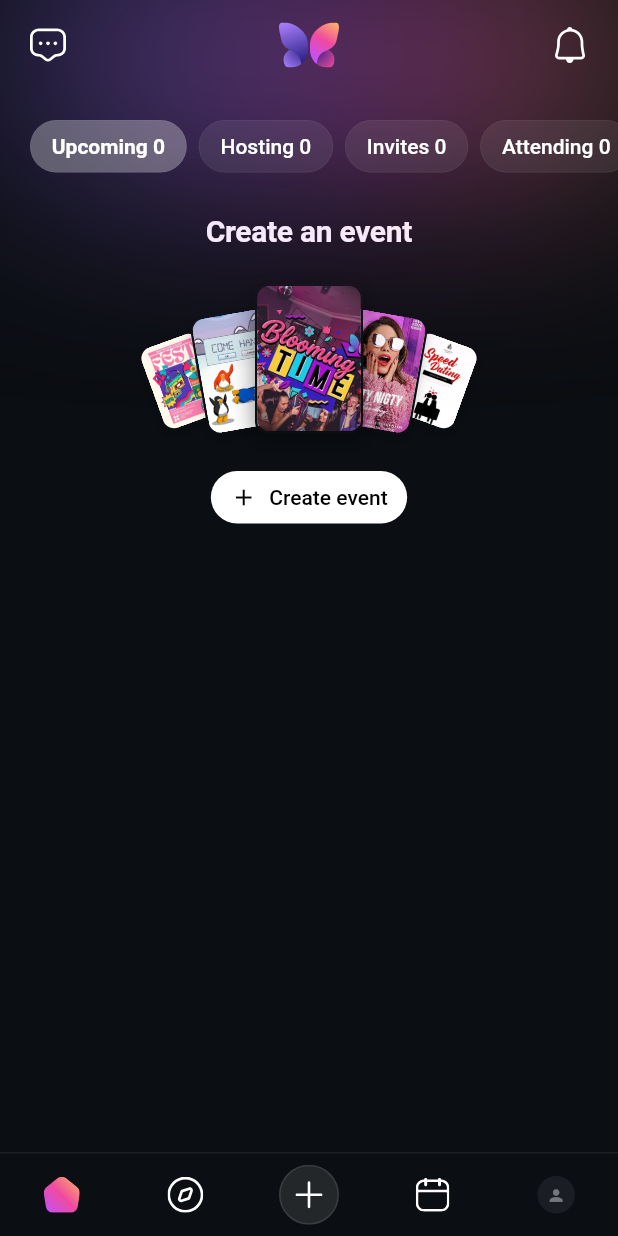
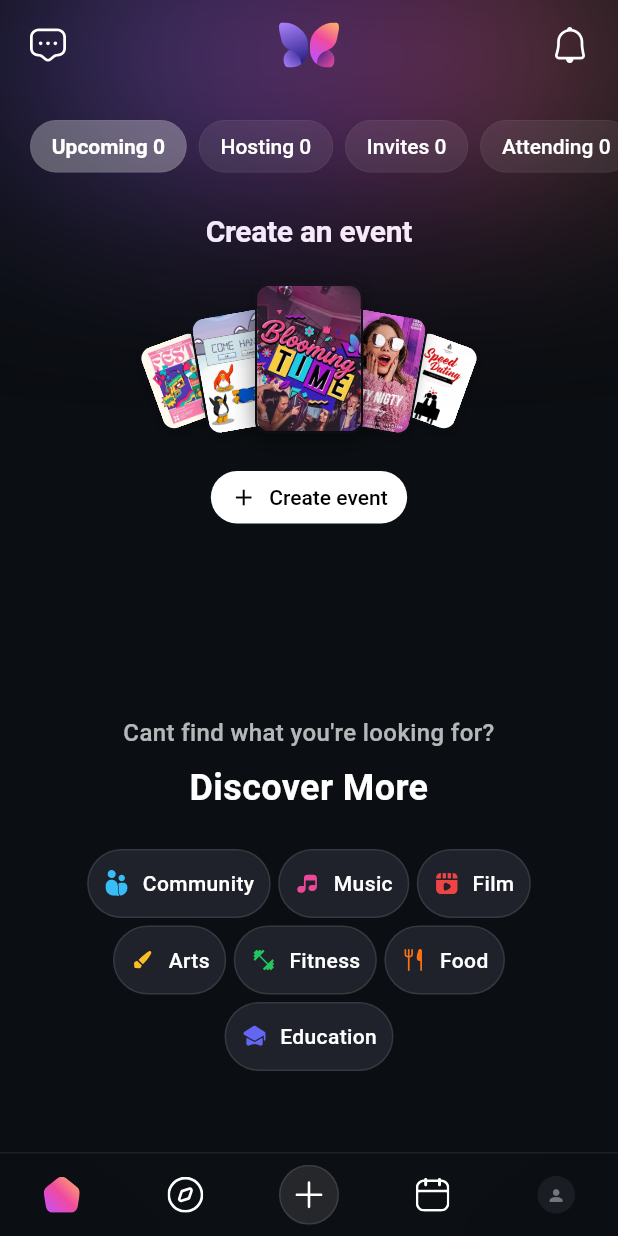
Before and after one commit to SiveCosa/bloom, a Flutter app: the screen it shows once a user with an empty profile is signed in, on a phone screen of 412 x 824 dp. Run offline on Flutter 3.47's test engine with Material 3 defaults, Android fonts, the phone set to English and light mode, and no system bars; our stand-ins replace cached_network_image, cloud_firestore, cloud_functions, firebase_auth, firebase_core, firebase_storage and 10 more; missing offline and left inert: cometchat_sdk, dart_geohash, firebase_app_check; accounts and stored records are empty; network calls fail.

Commit message:
Add Friends & Education discovery features
Introduce a new Friends & Mutuals feed and integrate an Education category into Discover. Adds backend cloud function getFriendsAndMutualsFeed (with friends/mutuals traversal, visibility filtering, and distance sorting) and exposes it via new Riverpod providers (raw, scheduled, and event lists). Wire up UI: new FriendsAndMutualsScreen, route, home carousel section, DiscoverMoreWidget (category pills) and education icon assets. Integrate 'Education' across discover providers, models, and UI carousels. Also include minor UI/UX adjustments: optional dark overlay for AuroraBackground, layout/gradient tweaks in EventCardLarge, small RSVP color alpha changes, and improve error handling for home feed carousels.

```diff
--- a/lib/core/routing/app_router.dart
+++ b/lib/core/routing/app_router.dart
@@ -43,6 +43,8 @@ import '../../ui/notifications/sub_screens/pending_requests_screen.dart';
 import '../../ui/discover/for_you_screen.dart';
 import '../../ui/discover/in_your_area_screen.dart';
 import '../../ui/discover/category_events_screen.dart';
+import '../../ui/discover/friends_and_mutuals_screen.dart';
+
 
 
 // No longer using PlaceholderScreen
@@ -313,6 +315,17 @@ final routerProvider = Provider<GoRouter>((ref) {
         ),
       ),
       GoRoute(
+        path: '/home/friends-and-mutuals',
+        pageBuilder: (context, state) => CustomTransitionPage(
+          key: state.pageKey,
+          child: const FriendsAndMutualsScreen(),
+          transitionDuration: Duration.zero,
+          reverseTransitionDuration: Duration.zero,
+          transitionsBuilder: (context, animation, secondaryAnimation, child) => child,
+        ),
+      ),
+
+      GoRoute(
         path: '/discover/category/:category',
         builder: (context, state) {
           final category = state.pathParameters['category']!;
--- a/lib/domain/discover/discover_feed.dart
+++ b/lib/domain/discover/discover_feed.dart
@@ -70,6 +70,8 @@ class DiscoverFeedCard {
         return 'fitness';
       case 'Food':
         return 'food';
+      case 'Education':
+        return 'education';
       default:
         return null;
     }
@@ -136,22 +138,24 @@ class DiscoverFeedCard {
 /// Structured response when tab is `All`.
 class DiscoverFeedAllResponse {
   final List<DiscoverFeedCard> weekendForecast;
-  final List<DiscoverFeedCard> meetNewPeople;
-  final List<DiscoverFeedCard> soundcheck;
-  final List<DiscoverFeedCard> modernRenaissance;
-  final List<DiscoverFeedCard> notForTheWeak;
-  final List<DiscoverFeedCard> foodieFrenzy;
-  final List<DiscoverFeedCard> silverScreening;
+  final List<DiscoverFeedCard> community;
+  final List<DiscoverFeedCard> music;
+  final List<DiscoverFeedCard> arts;
+  final List<DiscoverFeedCard> fitness;
+  final List<DiscoverFeedCard> food;
+  final List<DiscoverFeedCard> film;
+  final List<DiscoverFeedCard> education;
   final List<DiscoverFeedCard> feed;
 
   const DiscoverFeedAllResponse({
     required this.weekendForecast,
-    required this.meetNewPeople,
-    required this.soundcheck,
-    required this.modernRenaissance,
-    required this.notForTheWeak,
-    required this.foodieFrenzy,
-    required this.silverScreening,
+    required this.community,
+    required this.music,
+    required this.arts,
+    required this.fitness,
+    required this.food,
+    required this.film,
+    required this.education,
     required this.feed,
   });
 
@@ -175,24 +179,26 @@ class DiscoverFeedAllResponse {
 
     return DiscoverFeedAllResponse(
       weekendForecast: parseList('weekend_forecast'),
-      meetNewPeople: parseList('meet_new_people'),
-      soundcheck: parseList('soundcheck'),
-      modernRenaissance: parseList('modern_renaissance'),
-      notForTheWeak: parseList('not_for_the_weak'),
-      foodieFrenzy: parseList('foodie_frenzy'),
-      silverScreening: parseList('silver_screening'),
+      community: parseList('community'),
+      music: parseList('music'),
+      arts: parseList('arts'),
+      fitness: parseList('fitness'),
+      food: parseList('food'),
+      film: parseList('film'),
+      education: parseList('education'),
       feed: parseList('feed'),
     );
   }
 
   Iterable<List<DiscoverFeedCard>> get carouselLists => [
         weekendForecast,
-        meetNewPeople,
-        soundcheck,
-        modernRenaissance,
-        notForTheWeak,
-        foodieFrenzy,
-        silverScreening,
+        community,
+        music,
+        arts,
+        fitness,
+        food,
+        film,
+        education,
       ];
 }
 
--- a/lib/domain/discover/discover_providers.dart
+++ b/lib/domain/discover/discover_providers.dart
@@ -15,6 +15,7 @@ const List<String> discoverCategories = [
   'Arts',
   'Fitness',
   'Food',
+  'Education',
 ];
 
 const double kDiscoverDefaultLatitude = -26.2041;
@@ -145,12 +146,13 @@ class DiscoverFeedCacheNotifier extends AsyncNotifier<DiscoverFeedCache?> {
         );
         allResponse = const DiscoverFeedAllResponse(
           weekendForecast: [],
-          meetNewPeople: [],
-          soundcheck: [],
-          modernRenaissance: [],
-          notForTheWeak: [],
-          foodieFrenzy: [],
-          silverScreening: [],
+          community: [],
+          music: [],
+          arts: [],
+          fitness: [],
+          food: [],
+          film: [],
+          education: [],
           feed: [],
         );
       }
@@ -216,17 +218,19 @@ List<DiscoverFeedCard> spotlightCardsForFilter(
 ) {
   switch (filter) {
     case 'Community':
-      return all.meetNewPeople;
+      return all.community;
     case 'Music':
-      return all.soundcheck;
+      return all.music;
     case 'Film':
-      return all.silverScreening;
+      return all.film;
     case 'Arts':
-      return all.modernRenaissance;
+      return all.arts;
     case 'Fitness':
-      return all.notForTheWeak;
+      return all.fitness;
     case 'Food':
-      return all.foodieFrenzy;
+      return all.food;
+    case 'Education':
+      return all.education;
     default:
       return [];
   }
@@ -264,6 +268,10 @@ List<DiscoverFeedCard> cardsForRouteCategory(
     case 'feast & flavor':
     case 'feast-&-flavor':
       return categoryCardsFromAll(all, 'Food');
+    case 'education':
+    case 'feed your curiosity':
+    case 'feed-your-curiosity':
+      return categoryCardsFromAll(all, 'Education');
     default:
       if (discoverCategories.contains(routeCategory)) {
         return categoryCardsFromAll(all, routeCategory);
@@ -356,7 +364,7 @@ final discoverWeekendForecastEventsProvider = Provider<List<Event>>((ref) {
 final discoverMusicEventsProvider = Provider<List<Event>>((ref) {
   return _carouselFromCache(
     ref,
-    (r) => r.soundcheck,
+    (r) => r.music,
     fallbackCategory: 'Music',
   );
 });
@@ -364,7 +372,7 @@ final discoverMusicEventsProvider = Provider<List<Event>>((ref) {
 final discoverFilmEventsProvider = Provider<List<Event>>((ref) {
   return _carouselFromCache(
     ref,
-    (r) => r.silverScreening,
+    (r) => r.film,
     fallbackCategory: 'Film',
   );
 });
@@ -372,7 +380,7 @@ final discoverFilmEventsProvider = Provider<List<Event>>((ref) {
 final discoverArtsEventsProvider = Provider<List<Event>>((ref) {
   return _carouselFromCache(
     ref,
-    (r) => r.modernRenaissance,
+    (r) => r.arts,
     fallbackCategory: 'Arts',
   );
 });
@@ -380,7 +388,7 @@ final discoverArtsEventsProvider = Provider<List<Event>>((ref) {
 final discoverFitnessEventsProvider = Provider<List<Event>>((ref) {
   return _carouselFromCache(
     ref,
-    (r) => r.notForTheWeak,
+    (r) => r.fitness,
     fallbackCategory: 'Fitness',
   );
 });
@@ -388,7 +396,7 @@ final discoverFitnessEventsProvider = Provider<List<Event>>((ref) {
 final discoverFoodEventsProvider = Provider<List<Event>>((ref) {
   return _carouselFromCache(
     ref,
-    (r) => r.foodieFrenzy,
+    (r) => r.food,
     fallbackCategory: 'Food',
   );
 });
@@ -396,8 +404,16 @@ final discoverFoodEventsProvider = Provider<List<Event>>((ref) {
 final discoverCommunityEventsProvider = Provider<List<Event>>((ref) {
   return _carouselFromCache(
     ref,
-    (r) => r.meetNewPeople,
+    (r) => r.community,
     fallbackCategory: 'Community',
+  );
+});
+
+final discoverEducationEventsProvider = Provider<List<Event>>((ref) {
+  return _carouselFromCache(
+    ref,
+    (r) => r.education,
+    fallbackCategory: 'Education',
   );
 });
 
--- a/lib/domain/event/event_providers.dart
+++ b/lib/domain/event/event_providers.dart
@@ -463,3 +463,48 @@ final eventsInAreaEventsProvider = Provider<List<Event>>((ref) {
     error: (err, stack) => [],
   );
 });
+
+final friendsAndMutualsRawFeedProvider = FutureProvider<List<Map<String, dynamic>>>((
+  ref,
+) async {
+  try {
+    List<Map<String, dynamic>> feed = [];
+    final location = await _ensureUserGeoPoint(ref);
+    final functions = FirebaseFunctions.instanceFor(region: 'africa-south1');
+    final result = await functions.httpsCallable('getFriendsAndMutualsFeed').call({
+      if (location != null) 'latitude': location.latitude,
+      if (location != null) 'longitude': location.longitude,
+    });
+    final data = result.data as List<dynamic>;
+    feed = data.map((e) => Map<String, dynamic>.from(e as Map)).toList();
+    return feed;
+  } catch (e) {
+    debugPrint('Error fetching friends and mutuals feed: $e');
+    return [];
+  }
+});
+
+final friendsAndMutualsScheduledEventsProvider = Provider<List<ScheduledEvent>>((
+  ref,
+) {
+  final rawFeedAsync = ref.watch(friendsAndMutualsRawFeedProvider);
+
+  return rawFeedAsync.when(
+    data: (rawList) => _mapRawFeedToScheduledEvents(
+      rawList,
+      ref,
+    ).take(kHomeFeedCarouselLimit).toList(),
+    loading: () => [],
+    error: (err, stack) => [],
+  );
+});
+
+final friendsAndMutualsEventsProvider = Provider<List<Event>>((ref) {
+  final rawFeedAsync = ref.watch(friendsAndMutualsRawFeedProvider);
+
+  return rawFeedAsync.when(
+    data: (rawList) => _mapRawFeedToEvents(rawList, ref),
+    loading: () => [],
+    error: (err, stack) => [],
+  );
+});
--- a/lib/ui/discover/discover_screen.dart
+++ b/lib/ui/discover/discover_screen.dart
@@ -275,6 +275,7 @@ class _DiscoverScreenState extends ConsumerState<DiscoverScreen> with TickerProv
                         ('Modern Renaissance', 'Arts', discoverArtsEventsProvider),
                         ('Peak Performance', 'Fitness', discoverFitnessEventsProvider),
                         ('Feast & Flavor', 'Food', discoverFoodEventsProvider),
+                        ('Feed your curiosity', 'Education', discoverEducationEventsProvider),
                       ].map((c) => _buildRealCarousel(
                             ref: ref,
                             title: c.$1,
@@ -285,20 +286,7 @@ class _DiscoverScreenState extends ConsumerState<DiscoverScreen> with TickerProv
                   ),
                 ),
 
-                // Title header for the Vertical Feed under "All"
-                const SliverToBoxAdapter(
-                  child: Padding(
-                    padding: EdgeInsets.only(left: 16.0, top: 12.0, bottom: 12.0),
-                    child: Text(
-                      'Explore Events',
-                      style: TextStyle(
-                        color: Colors.white,
-                        fontSize: 20,
-                        fontWeight: FontWeight.bold,
-                      ),
-                    ),
-                  ),
-                ),
+
               ] else ...[
                 // Category selected: Show single carousel at the top if it has events
                 SliverToBoxAdapter(
@@ -515,6 +503,7 @@ class _DiscoverScreenState extends ConsumerState<DiscoverScreen> with TickerProv
                           'arts': 'assets/icons/discover/art_icon.svg',
                           'fitness': 'assets/icons/discover/fitness_icon.svg',
                           'food': 'assets/icons/discover/food_icon.svg',
+                          'education': 'assets/icons/discover/education_icon.svg',
                         }[lowerCat];
 
                         return GestureDetector(
@@ -608,6 +597,7 @@ class _DiscoverScreenState extends ConsumerState<DiscoverScreen> with TickerProv
     if (activeFilter.toLowerCase() == 'film') title = 'Silver Screen';
     if (activeFilter.toLowerCase() == 'fitness') title = 'Peak Performance';
     if (activeFilter.toLowerCase() == 'food') title = 'Feast & Flavor';
+    if (activeFilter.toLowerCase() == 'education') title = 'Feed your curiosity';
 
     final carouselEvents =
         ref.watch(discoverCategoryCarouselProvider(activeFilter));
@@ -654,7 +644,7 @@ class _DiscoverScreenState extends ConsumerState<DiscoverScreen> with TickerProv
                   title,
                   style: const TextStyle(
                     color: Colors.white,
-                    fontSize: 18,
+                    fontSize: 20,
                     fontWeight: FontWeight.bold,
                   ),
                 ),
--- a/lib/ui/event/widgets/event_rsvp_bar.dart
+++ b/lib/ui/event/widgets/event_rsvp_bar.dart
@@ -531,7 +531,7 @@ class _RsvpButton extends StatelessWidget {
                     ? Colors.white.withValues(alpha: 0.2)
                     : isSelected
                         ? Colors.black
-                        : Colors.white.withValues(alpha: 0.8),
+                        : Colors.white.withValues(alpha: 0.9),
               ),
               const SizedBox(height: 4),
               Text(
@@ -542,7 +542,7 @@ class _RsvpButton extends StatelessWidget {
                       ? Colors.white.withValues(alpha: 0.2)
                       : isSelected
                           ? const Color(0xFF4B5563)
-                          : Colors.white.withValues(alpha: 0.8),
+                          : Colors.white.withValues(alpha: 0.9),
                   fontSize: 12,
                   fontWeight: isSelected ? FontWeight.w600 : FontWeight.w500,
                 ),
--- a/lib/ui/home/home_screen.dart
+++ b/lib/ui/home/home_screen.dart
@@ -15,6 +15,7 @@ import 'package:bloom/domain/calendar/scheduled_event.dart';
 import 'package:bloom/ui/event/widgets/event_card_large.dart';
 import '../shared/widgets/gradient_top_bar.dart';
 import 'widgets/create_event_cta.dart';
+import 'widgets/discover_more_widget.dart';
 import 'upcoming_events.dart';
 
 class HomeScreen extends ConsumerStatefulWidget {
@@ -110,9 +111,11 @@ class _HomeScreenState extends ConsumerState<HomeScreen>
       await ref.read(locationServiceProvider).updateUserLocation();
       ref.invalidate(forYouRawFeedProvider);
       ref.invalidate(eventsInAreaRawFeedProvider);
+      ref.invalidate(friendsAndMutualsRawFeedProvider);
       await Future.wait([
         ref.read(forYouRawFeedProvider.future),
         ref.read(eventsInAreaRawFeedProvider.future),
+        ref.read(friendsAndMutualsRawFeedProvider.future),
       ]);
     } catch (_) {}
 
@@ -286,6 +289,18 @@ class _HomeScreenState extends ConsumerState<HomeScreen>
                     scheduledEventsProvider: eventsInAreaScheduledEventsProvider,
                     errorPrefix: 'Error loading In your Area feed',
                   ),
+                  const SizedBox(height: 24),
+                  HomeFeedCarouselSection(
+                    title: 'Friends & Mutuals',
+                    subtitle: 'Your inner circle’s outer circle',
+                    iconAsset: 'assets/icons/home/FriAndMut_icon.svg',
+                    detailRoute: '/home/friends-and-mutuals',
+                    rawFeedProvider: friendsAndMutualsRawFeedProvider,
+                    scheduledEventsProvider: friendsAndMutualsScheduledEventsProvider,
+                    errorPrefix: 'Error loading Friends & Mutuals feed',
+                  ),
+                  const SizedBox(height: 24),
+                  const DiscoverMoreWidget(),
                 ],
               ),
             ),
@@ -575,15 +590,10 @@ class HomeFeedCarouselSection extends ConsumerWidget {
         );
       },
       loading: () => _buildLoadingState(context),
-      error: (err, stack) => Padding(
-        padding: const EdgeInsets.symmetric(horizontal: 20, vertical: 40),
-        child: Center(
-          child: Text(
-            '$errorPrefix: $err',
-            style: const TextStyle(color: Colors.redAccent),
-          ),
-        ),
-      ),
+      error: (err, stack) {
+        debugPrint('$errorPrefix: $err');
+        return const SizedBox.shrink();
+      },
     );
   }
 }
--- /dev/null
+++ b/lib/ui/home/widgets/discover_more_widget.dart
@@ -0,0 +1,103 @@
+import 'package:flutter/material.dart';
+import 'package:flutter_riverpod/flutter_riverpod.dart';
+import 'package:flutter_svg/flutter_svg.dart';
+import 'package:bloom/domain/discover/discover_providers.dart';
+import 'package:bloom/domain/navigation/navigation_providers.dart';
+
+class DiscoverMoreWidget extends ConsumerWidget {
+  const DiscoverMoreWidget({super.key});
+
+  void _onCategoryTap(WidgetRef ref, String category) {
+    ref.read(mainShellIndexProvider.notifier).setIndex(1);
+    ref.read(discoverCategoryFilterProvider.notifier).setCategory(category);
+  }
+
+  @override
+  Widget build(BuildContext context, WidgetRef ref) {
+    return SizedBox(
+      width: double.infinity,
+      child: Padding(
+        padding: const EdgeInsets.symmetric(horizontal: 20, vertical: 32),
+        child: Column(
+          crossAxisAlignment: CrossAxisAlignment.center,
+        children: [
+          const Text(
+            "Cant find what you're looking for?",
+            style: TextStyle(
+              color: Colors.white70,
+              fontSize: 16,
+              fontWeight: FontWeight.w500,
+            ),
+            textAlign: TextAlign.center,
+          ),
+          const SizedBox(height: 8),
+          const Text(
+            "Discover More",
+            style: TextStyle(
+              color: Colors.white,
+              fontSize: 24,
+              fontWeight: FontWeight.bold,
+            ),
+            textAlign: TextAlign.center,
+          ),
+          const SizedBox(height: 24),
+          Wrap(
+            alignment: WrapAlignment.center,
+            spacing: 5,
+            runSpacing: 5,
+            children: [
+              _buildPill(ref, 'Community', 'assets/icons/discover/community_icon.svg', const Color(0xFF38BDF8)),
+              _buildPill(ref, 'Music', 'assets/icons/discover/music_icon.svg', const Color(0xFFEC4899)),
+              _buildPill(ref, 'Film', 'assets/icons/discover/movie_icon.svg', const Color(0xFFEF4444)),
+              _buildPill(ref, 'Arts', 'assets/icons/discover/art_icon.svg', const Color(0xFFFBBF24)),
+              _buildPill(ref, 'Fitness', 'assets/icons/discover/fitness_icon.svg', const Color(0xFF22C55E)),
+              _buildPill(ref, 'Food', 'assets/icons/discover/food_icon.svg', const Color(0xFFF97316)),
+              _buildPill(ref, 'Education', 'assets/icons/discover/education_icon.svg', const Color(0xFF6366F1)),
+            ],
+          ),
+        ],
+      ),
+    ),
+  );
+}
+
+  Widget _buildPill(WidgetRef ref, String label, String iconAsset, Color iconColor) {
+    return GestureDetector(
+      onTap: () => _onCategoryTap(ref, label),
+      child: Container(
+        padding: const EdgeInsets.symmetric(horizontal: 10, vertical: 12),
+        decoration: BoxDecoration(
+          color: const Color(0xFF1F222A), // Dark grey background matching UI
+          borderRadius: BorderRadius.circular(24),
+          border: Border.all(
+            color: Colors.white.withValues(alpha: 0.1),
+            width: 1,
+          ),
+        ),
+        child: Row(
+          mainAxisSize: MainAxisSize.min,
+          children: [
+            SvgPicture.asset(
+              iconAsset,
+              width: 18,
+              height: 18,
+              colorFilter: ColorFilter.mode(
+                iconColor,
+                BlendMode.srcIn,
+              ),
+            ),
+            const SizedBox(width: 8),
+            Text(
+              label,
+              style: const TextStyle(
+                color: Colors.white,
+                fontSize: 14,
+                fontWeight: FontWeight.w500,
+              ),
+            ),
+          ],
+        ),
+      ),
+    );
+  }
+}
```
Also changed, not shown: lib/ui/create_event/widgets/aurora_background.dart (+10 -4 lines), lib/ui/discover/friends_and_mutuals_screen.dart (added, +23 -0 lines), lib/ui/event/widgets/event_card_large.dart (+19 -1 lines), assets/icons/discover/education_icon.svg (added), assets/icons/home/FriAndMut_icon.svg (added), 1 other file.
